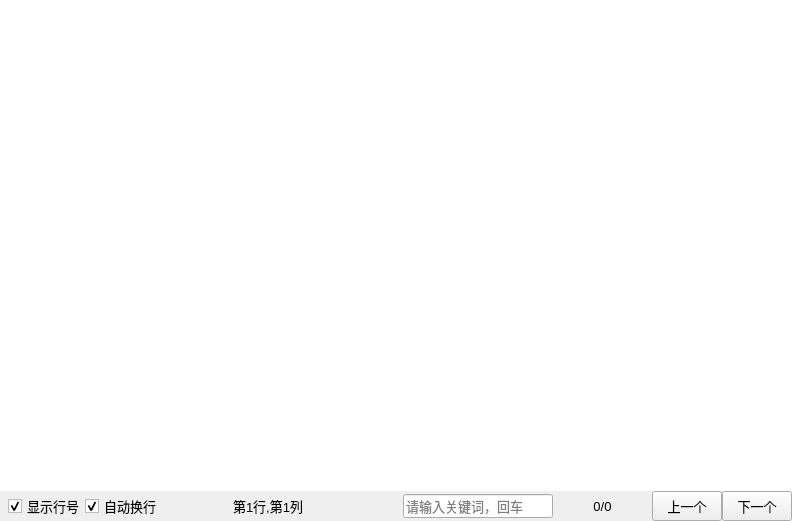
Qt form qtextframe/QText.ui (Gaoyongxian666/OpenSearcher) before a commit.
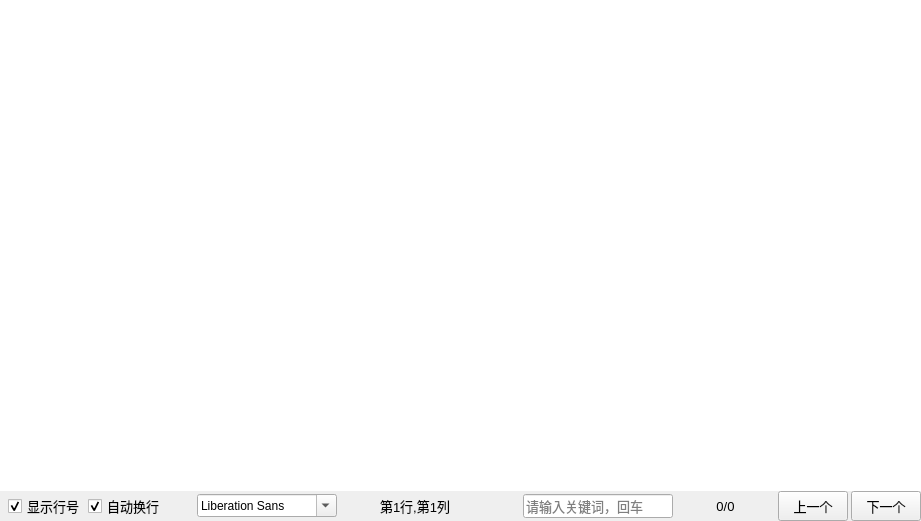
The same form after that commit. Custom widgets are drawn as their Qt base class.

```diff
--- a/qtextframe/QText.ui
+++ b/qtextframe/QText.ui
@@ -6,7 +6,7 @@
    <rect>
     <x>0</x>
     <y>0</y>
-    <width>792</width>
+    <width>921</width>
     <height>521</height>
    </rect>
   </property>
@@ -91,7 +91,7 @@
         </property>
         <layout class="QHBoxLayout" name="horizontalLayout_9">
          <property name="spacing">
-          <number>0</number>
+          <number>3</number>
          </property>
          <property name="leftMargin">
           <number>8</number>
@@ -152,6 +152,44 @@
            <property name="orientation">
             <enum>Qt::Horizontal</enum>
            </property>
+           <property name="sizeType">
+            <enum>QSizePolicy::Expanding</enum>
+           </property>
+           <property name="sizeHint" stdset="0">
+            <size>
+             <width>20</width>
+             <height>20</height>
+            </size>
+           </property>
+          </spacer>
+         </item>
+         <item>
+          <widget class="QFontComboBox" name="fontComboBox">
+           <property name="sizePolicy">
+            <sizepolicy hsizetype="Preferred" vsizetype="Expanding">
+             <horstretch>0</horstretch>
+             <verstretch>0</verstretch>
+            </sizepolicy>
+           </property>
+           <property name="minimumSize">
+            <size>
+             <width>0</width>
+             <height>0</height>
+            </size>
+           </property>
+           <property name="maximumSize">
+            <size>
+             <width>140</width>
+             <height>23</height>
+            </size>
+           </property>
+          </widget>
+         </item>
+         <item>
+          <spacer name="horizontalSpacer_3">
+           <property name="orientation">
+            <enum>Qt::Horizontal</enum>
+           </property>
            <property name="sizeHint" stdset="0">
             <size>
              <width>40</width>
@@ -160,10 +198,10 @@
            </property>
           </spacer>
          </item>
-         <item>
+         <item alignment="Qt::AlignHCenter">
           <widget class="QLabel" name="cursor">
            <property name="sizePolicy">
-            <sizepolicy hsizetype="Fixed" vsizetype="Expanding">
+            <sizepolicy hsizetype="Preferred" vsizetype="Expanding">
              <horstretch>0</horstretch>
              <verstretch>0</verstretch>
             </sizepolicy>
```
